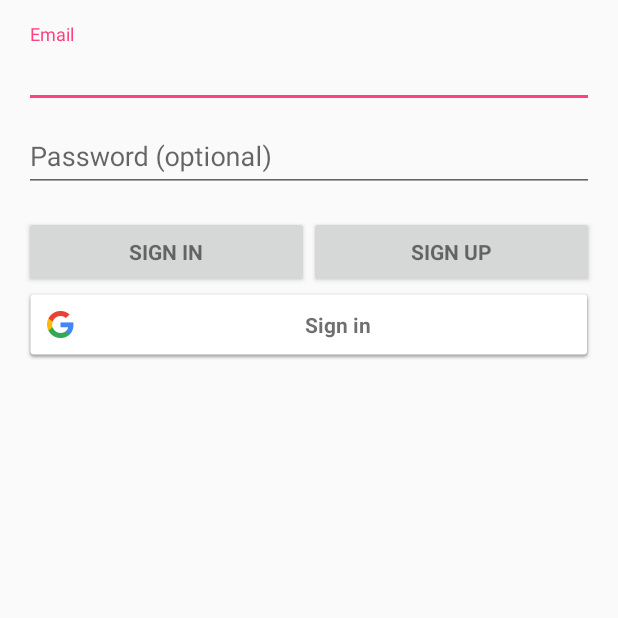
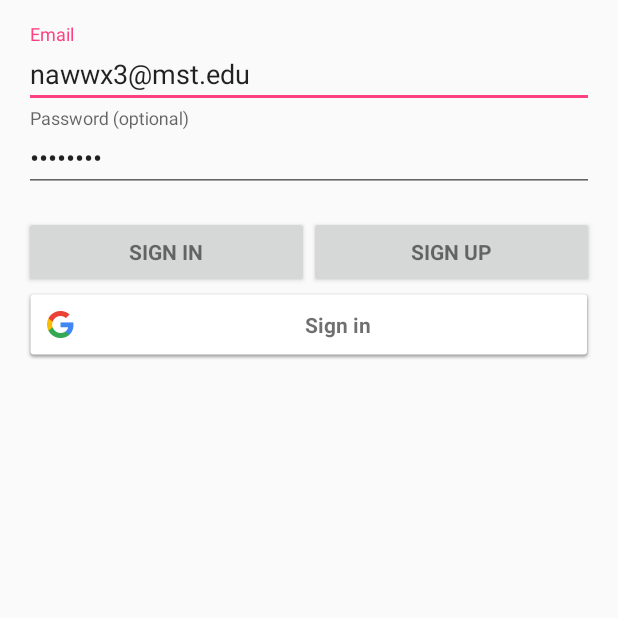
Before and after one commit to bmsr56/cs4096, an Android app: the screen it shows after launch (MainActivity), on a phone screen of 412 x 824 dp, the top half of it. Run offline under Robolectric (Android 15) with nearby library versions, the phone set to English and light mode, and no system bars; our stand-ins replace Firebase (no records; nobody signed in at launch, a user with empty details on screens opened directly).

Commit message:
adding notifications from app

```diff
--- a/AutomaticAlcohol/app/build.gradle
+++ b/AutomaticAlcohol/app/build.gradle
@@ -30,9 +30,10 @@ dependencies {
     androidTestImplementation 'com.android.support.test.espresso:espresso-core:3.0.2'
     implementation 'com.android.support:cardview-v7:27.1.1'
     implementation 'com.google.android.gms:play-services-auth:16.0.1'
-    implementation 'com.google.firebase:firebase-auth:16.0.4'
+    implementation 'com.google.firebase:firebase-auth:16.0.5'
     implementation 'com.google.firebase:firebase-core:16.0.4'
     implementation 'com.google.firebase:firebase-database:16.0.3'
+    implementation 'com.google.firebase:firebase-messaging:17.3.4'
     implementation 'com.android.support:multidex:1.0.3'
     implementation 'com.google.firebase:firebase-firestore:17.1.1'
     implementation 'com.github.PhilJay:MPAndroidChart:v3.0.0-beta1'
--- a/AutomaticAlcohol/app/src/main/AndroidManifest.xml
+++ b/AutomaticAlcohol/app/src/main/AndroidManifest.xml
@@ -41,6 +41,11 @@
             android:label="@string/title_activity_user"
             android:theme="@style/AppTheme.NoActionBar"
             android:screenOrientation="portrait"></activity>
+        <service android:name=".MyFirebaseMessagingService">
+            <intent-filter>
+                <action android:name="com.google.firebase.MESSAGING_EVENT" />
+            </intent-filter>
+        </service>
     </application>
 
 </manifest>
--- a/AutomaticAlcohol/app/src/main/java/com/example/nathan/automaticalcohol/Activities/MainActivity.java
+++ b/AutomaticAlcohol/app/src/main/java/com/example/nathan/automaticalcohol/Activities/MainActivity.java
@@ -73,8 +73,9 @@ public class MainActivity extends AppCompatActivity {
 
         // init email/pass views
         email = findViewById(R.id.email);
+        email.setText("nawwx3@mst.edu");
         password = findViewById(R.id.password);
-
+        password.setText("password");
 
         Button login_button = findViewById(R.id.email_sign_in_button);
         login_button.setOnClickListener(mSignInListener);
```
Also changed, not shown: AutomaticAlcohol/app/src/main/java/com/example/nathan/automaticalcohol/MyFirebaseMessagingService.java (added, +36 -0 lines).
